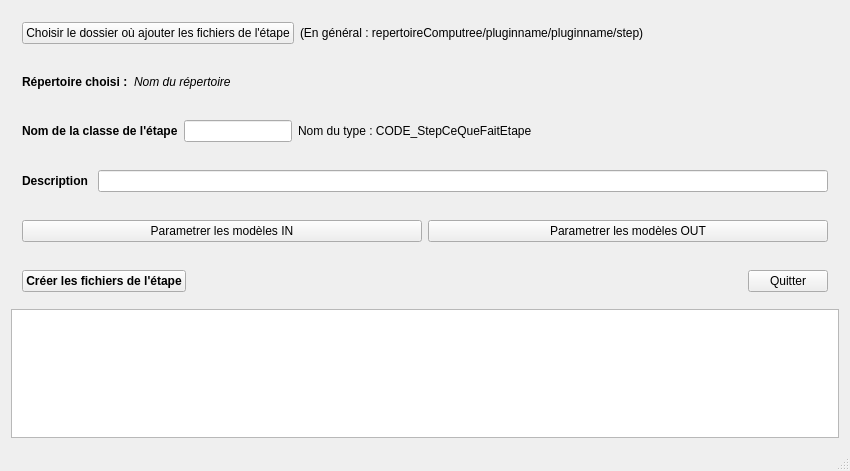
First picture: the form in stepcreatorv2/mainwindow.ui, repository computree/computree-v3, before the edit.
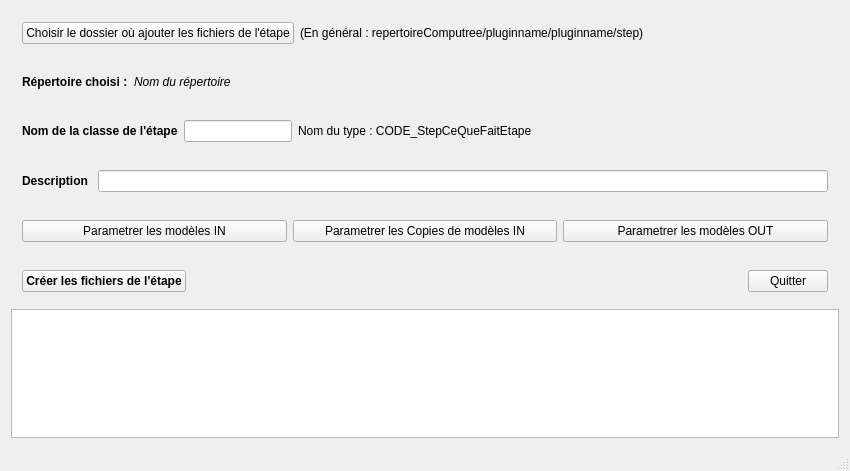
Second picture: the form after the edit.

Patch:
```diff
--- a/stepcreatorv2/mainwindow.ui
+++ b/stepcreatorv2/mainwindow.ui
@@ -176,6 +176,13 @@
          </property>
         </widget>
        </item>
+       <item>
+        <widget class="QPushButton" name="modelcopy">
+         <property name="text">
+          <string>Parametrer les Copies de modèles IN</string>
+         </property>
+        </widget>
+       </item>
        <item>
         <widget class="QPushButton" name="modelout">
          <property name="text">
```
